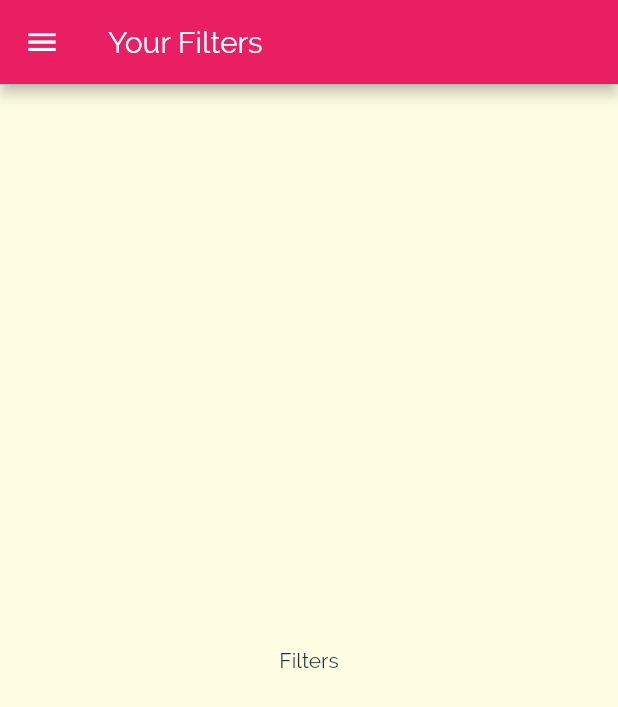
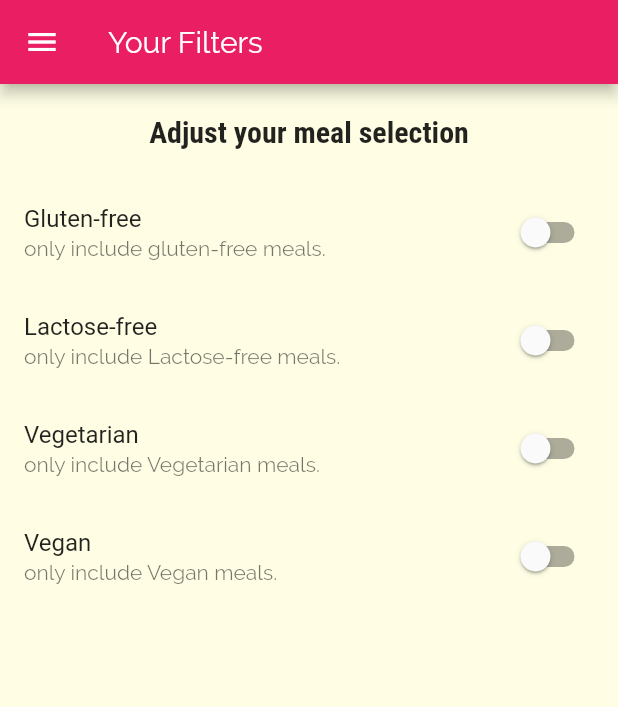
Before and after one commit to mohamedashraf1/Meals-app, a Flutter app: the FiltersScreen screen opened by its route, on a phone screen of 412 x 824 dp. Shown: the top 707 px of the screen. Run offline on Flutter 3.47's test engine with Material 2 defaults, Android fonts, the phone set to English and light mode, and no system bars.

Commit message:
built my filter Screen UI

```diff
--- a/MealsApp/lib/screens/filters_screen.dart
+++ b/MealsApp/lib/screens/filters_screen.dart
@@ -1,16 +1,95 @@
 import '../widgets/main_drawer.dart';
 import 'package:flutter/material.dart';
 
-class FiltersScreen extends StatelessWidget {
+class FiltersScreen extends StatefulWidget {
   static const routeName = 'filters';
+
+  @override
+  _FiltersScreenState createState() => _FiltersScreenState();
+}
+
+class _FiltersScreenState extends State<FiltersScreen> {
+  var _glutenFree = false;
+  var _vegetarian = false;
+  var _vegan = false;
+  var _lactoseFree = false;
+
+  Widget _buildSwitchListTile(
+    String title,
+    String descreption,
+    bool currentValue,
+    Function updateValue,
+  ) {
+    return SwitchListTile(
+      title: Text(title),
+      value: currentValue,
+      subtitle: Text(descreption),
+      onChanged: updateValue,
+    );
+  }
+
   @override
   Widget build(BuildContext context) {
     return Scaffold(
       appBar: AppBar(
         title: Text("Your Filters"),
       ),
-      body: Center(
-        child: Text("Filters"),
+      body: Column(
+        children: [
+          Container(
+            padding: EdgeInsets.all(20),
+            child: Text(
+              'Adjust your meal selection',
+              style: Theme.of(context).textTheme.headline6,
+            ),
+          ),
+          Expanded(
+            child: ListView(
+              children: [
+                _buildSwitchListTile(
+                  'Gluten-free',
+                  'only include gluten-free meals.',
+                  _glutenFree,
+                  (newValue) {
+                    setState(() {
+                      _glutenFree = newValue;
+                    });
+                  },
+                ),
+                _buildSwitchListTile(
+                  'Lactose-free',
+                  'only include Lactose-free meals.',
+                  _lactoseFree,
+                  (newValue) {
+                    setState(() {
+                      _lactoseFree = newValue;
+                    });
+                  },
+                ),
+                _buildSwitchListTile(
+                  'Vegetarian',
+                  'only include Vegetarian meals.',
+                  _vegetarian,
+                  (newValue) {
+                    setState(() {
+                      _vegetarian = newValue;
+                    });
+                  },
+                ),
+                _buildSwitchListTile(
+                  'Vegan',
+                  'only include Vegan meals.',
+                  _vegan,
+                  (newValue) {
+                    setState(() {
+                      _vegan = newValue;
+                    });
+                  },
+                )
+              ],
+            ),
+          )
+        ],
       ),
       drawer: MainDrawer(),
     );
```
